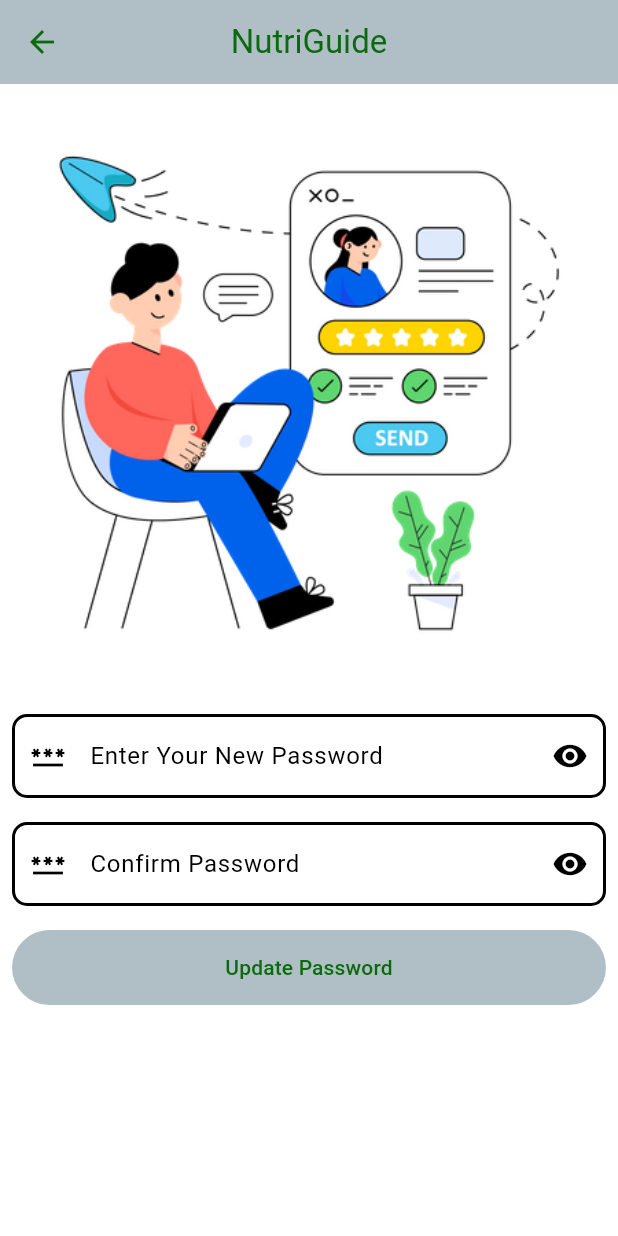
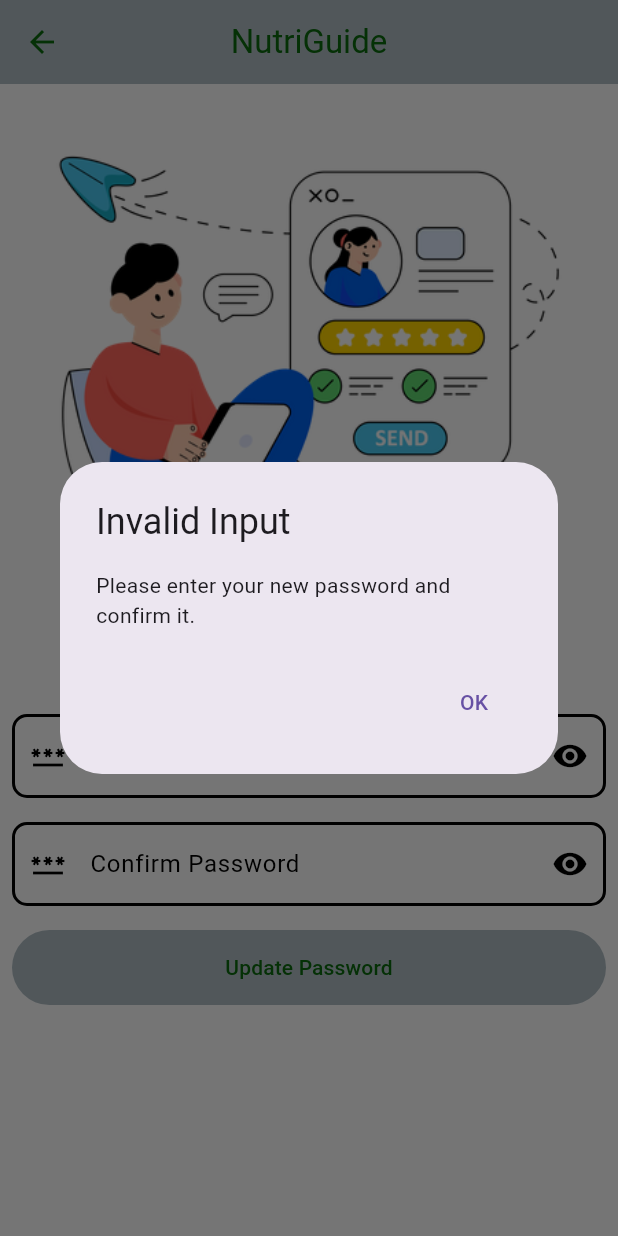
Before and after one commit to VenkatKaushal/App-Development-Project__Frontend, a Flutter app: the CreateNewPassword screen opened directly, after a tap on "Update Password", on a phone screen of 412 x 824 dp. Run offline on Flutter 3.47's test engine with Material 3 defaults, Android fonts, the phone set to English and light mode, and no system bars; our stand-ins replace fl_chart.

Commit message:
Update navigator and  validate password in create_new_password.dart

```diff
--- a/lib/screens/create_new_password.dart
+++ b/lib/screens/create_new_password.dart
@@ -1,3 +1,4 @@
+import 'package:app_frontend/screens/home_page.dart';
 import 'package:flutter/material.dart';
 
 class CreateNewPassword extends StatefulWidget {
@@ -21,19 +22,51 @@ class _CreateNewPasswordState extends State<CreateNewPassword> {
     super.dispose();
   }
 
+  void _showErrorDialog(String message) {
+    showDialog(
+      context: context,
+      builder: (context) => AlertDialog(
+        title: const Text('Invalid Input'),
+        content: Text(message),
+        actions: [
+          TextButton(
+            onPressed: () => Navigator.of(context).pop(),
+            child: const Text('OK'),
+          ),
+        ],
+      ),
+    );
+  }
+
   void _validateAndSubmit() {
-    if (_newPasswordController.text != _confirmPasswordController.text) {
+    final newPassword = _newPasswordController.text;
+    final confirmPassword = _confirmPasswordController.text;
+
+    if (newPassword.isEmpty || confirmPassword.isEmpty) {
+      _showErrorDialog('Please enter your new password and confirm it.');
+      return;
+    }
+
+    if (newPassword.length < 7 || newPassword.contains(' ')) {
+      _showErrorDialog('Password must be at least 7 characters long and contain no spaces.');
+      return;
+    }
+
+    if (newPassword != confirmPassword) {
       ScaffoldMessenger.of(context).showSnackBar(
         const SnackBar(
           content: Text('Passwords do not match!'),
           backgroundColor: Colors.red,
         ),
       );
-    } else {
-      // Handle password update logic here
-      debugPrint('Password updated successfully');
-      // You can navigate to another page or display a success message
+      return;
     }
+      Navigator.of(context).push(
+        MaterialPageRoute(builder: (context)=>home_page()),
+      );
+    // Handle password update logic here
+
+    // You can navigate to another page or display a success message
   }
 
   @override
```
